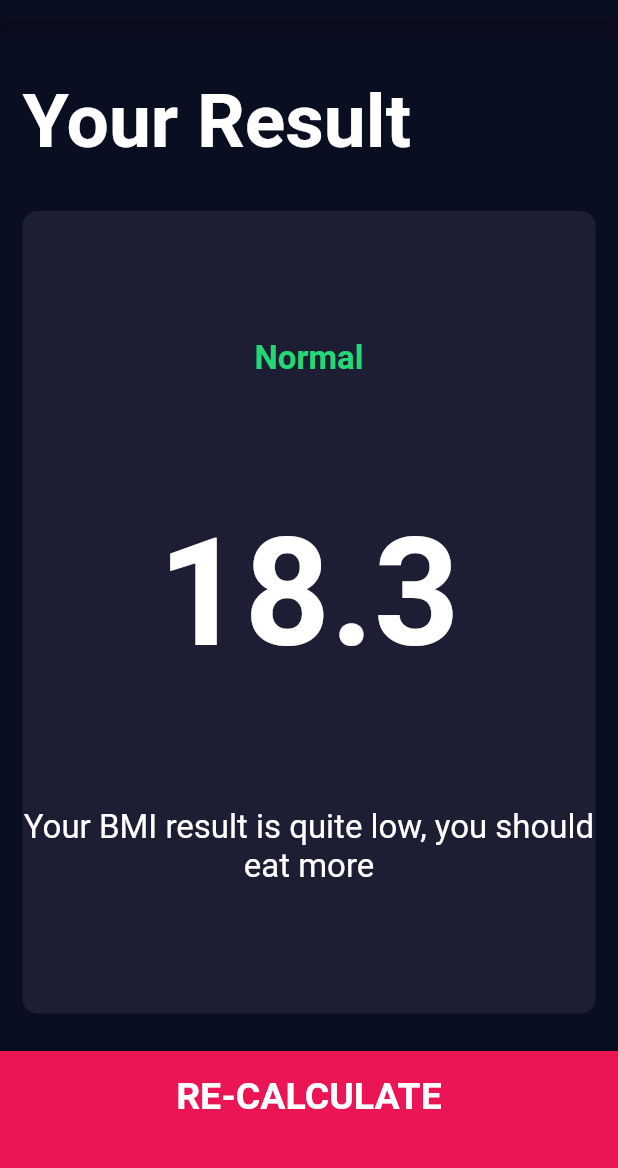
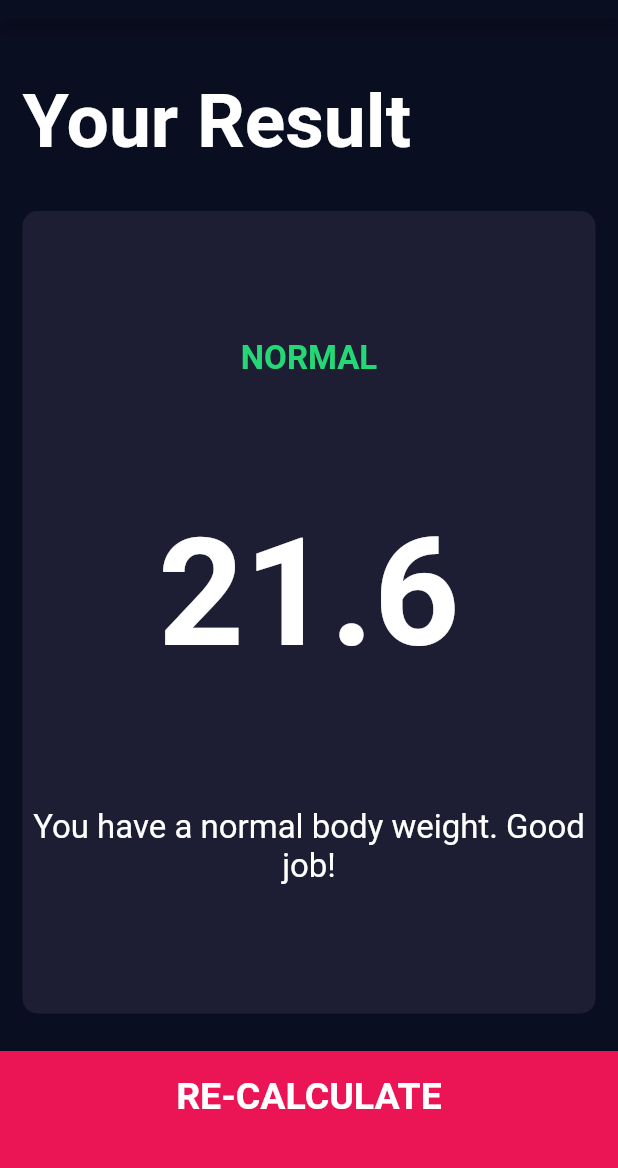
Before and after one commit to bengHak/flutter_tutorials, a Flutter app: the screen it shows after launch, after a tap on "CALCULATE", on a phone screen of 412 x 824 dp, the part 65-1233 px from its top. Run offline on Flutter 3.47's test engine with Material 2 defaults, Android fonts, the phone set to English and light mode, and no system bars; our stand-ins replace audioplayers, font_awesome_flutter, rflutter_alert.

Commit message:
BMI 튜토리얼 완료

```diff
--- /dev/null
+++ b/bmi-calculator-flutter-master/lib/calculator_brain.dart
@@ -0,0 +1,35 @@
+import 'dart:math';
+
+class CalculatorBrain {
+  CalculatorBrain({this.height, this.weight});
+
+  final int height;
+  final int weight;
+
+  double _bmi;
+
+  String calculateBMI() {
+    _bmi = weight / pow(height / 100, 2);
+    return _bmi.toStringAsFixed(1);
+  }
+
+  String getResult() {
+    if (_bmi >= 25) {
+      return 'Overweight';
+    } else if (_bmi > 18.5) {
+      return 'Normal';
+    } else {
+      return 'Underweight';
+    }
+  }
+
+  String getInterpretaion() {
+    if (_bmi >= 25) {
+      return 'You have a higher than normal body weight. Try to exercise more.';
+    } else if (_bmi > 18.5) {
+      return 'You have a normal body weight. Good job!';
+    } else {
+      return 'You have a lower than normal body weight. You can eat a bit more.';
+    }
+  }
+}
--- a/bmi-calculator-flutter-master/lib/components/bottom_button.dart
+++ b/bmi-calculator-flutter-master/lib/components/bottom_button.dart
@@ -1,5 +1,5 @@
 import 'package:flutter/material.dart';
-import 'constants.dart';
+import '../constants.dart';
 
 class BottomButton extends StatelessWidget {
   BottomButton({@required this.onTap, @required this.buttonTitle});
--- a/bmi-calculator-flutter-master/lib/components/icon_content.dart
+++ b/bmi-calculator-flutter-master/lib/components/icon_content.dart
@@ -1,5 +1,5 @@
 import 'package:flutter/material.dart';
-import 'constants.dart';
+import '../constants.dart';
 
 class IconContent extends StatelessWidget {
   IconContent({this.icon, this.label});
--- a/bmi-calculator-flutter-master/lib/main.dart
+++ b/bmi-calculator-flutter-master/lib/main.dart
@@ -1,5 +1,5 @@
 import 'package:flutter/material.dart';
-import 'input_page.dart';
+import 'screens/input_page.dart';
 
 void main() => runApp(BMICalculator());
 
--- a/bmi-calculator-flutter-master/lib/input_page.dart
+++ b/bmi-calculator-flutter-master/lib/screens/input_page.dart
@@ -1,11 +1,12 @@
 import 'package:flutter/material.dart';
 import 'package:font_awesome_flutter/font_awesome_flutter.dart';
-import 'components/bottom_button.dart';
-import 'components/icon_content.dart';
-import 'components/reusable_card.dart';
-import 'components/constants.dart';
+import '../components/bottom_button.dart';
+import '../components/icon_content.dart';
+import '../components/reusable_card.dart';
+import '../constants.dart';
 import 'result_page.dart';
-import 'components/round_icon_button.dart';
+import '../components/round_icon_button.dart';
+import 'package:bmi_calculator/calculator_brain.dart';
 
 enum Gender { male, female }
 
@@ -210,8 +211,19 @@
             ),
             BottomButton(
               onTap: () {
-                Navigator.push(context,
-                    MaterialPageRoute(builder: (context) => ResultPage()));
+                CalculatorBrain calc =
+                    CalculatorBrain(height: height, weight: weight);
+
+                Navigator.push(
+                  context,
+                  MaterialPageRoute(
+                    builder: (context) => ResultPage(
+                      bmiResult: calc.calculateBMI(),
+                      resultText: calc.getResult(),
+                      interpretation: calc.getInterpretaion(),
+                    ),
+                  ),
+                );
               },
               buttonTitle: 'CALCULATE',
             )
--- a/bmi-calculator-flutter-master/lib/result_page.dart
+++ b/bmi-calculator-flutter-master/lib/screens/result_page.dart
@@ -1,9 +1,19 @@
-import 'package:bmi_calculator/components/constants.dart';
-import 'components/reusable_card.dart';
+import 'package:bmi_calculator/constants.dart';
+import '../components/reusable_card.dart';
 import 'package:flutter/material.dart';
-import 'components/bottom_button.dart';
+import '../components/bottom_button.dart';
 
 class ResultPage extends StatelessWidget {
+  ResultPage(
+      {@required this.bmiResult,
+      @required this.resultText,
+      @required this.interpretation,
+      m});
+
+  final String bmiResult;
+  final String resultText;
+  final String interpretation;
+
   @override
   Widget build(BuildContext context) {
     return Scaffold(
@@ -33,15 +43,15 @@
                 crossAxisAlignment: CrossAxisAlignment.center,
                 children: <Widget>[
                   Text(
-                    'Normal',
+                    resultText.toUpperCase(),
                     style: kResultTextStyle,
                   ),
                   Text(
-                    '18.3',
+                    bmiResult,
                     style: kBMITextStyle,
                   ),
                   Text(
-                    'Your BMI result is quite low, you should eat more',
+                    interpretation,
                     textAlign: TextAlign.center,
                     style: kBodyTextStyle,
                   ),
```
Also changed, not shown: bmi-calculator-flutter-master/lib/constants.dart (renamed from bmi-calculator-flutter-master/lib/components/constants.dart).
